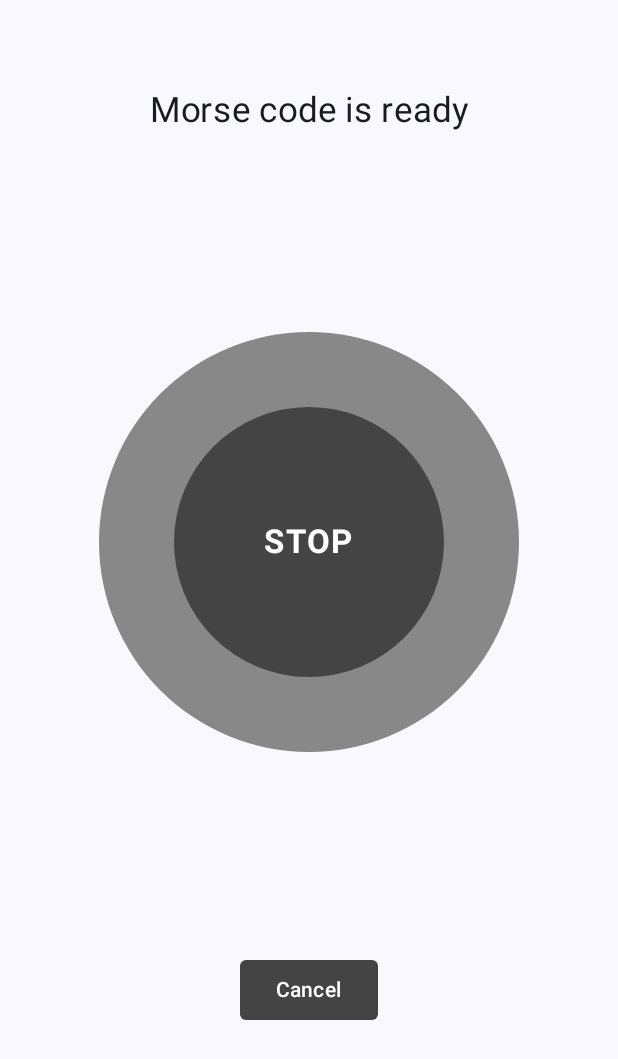
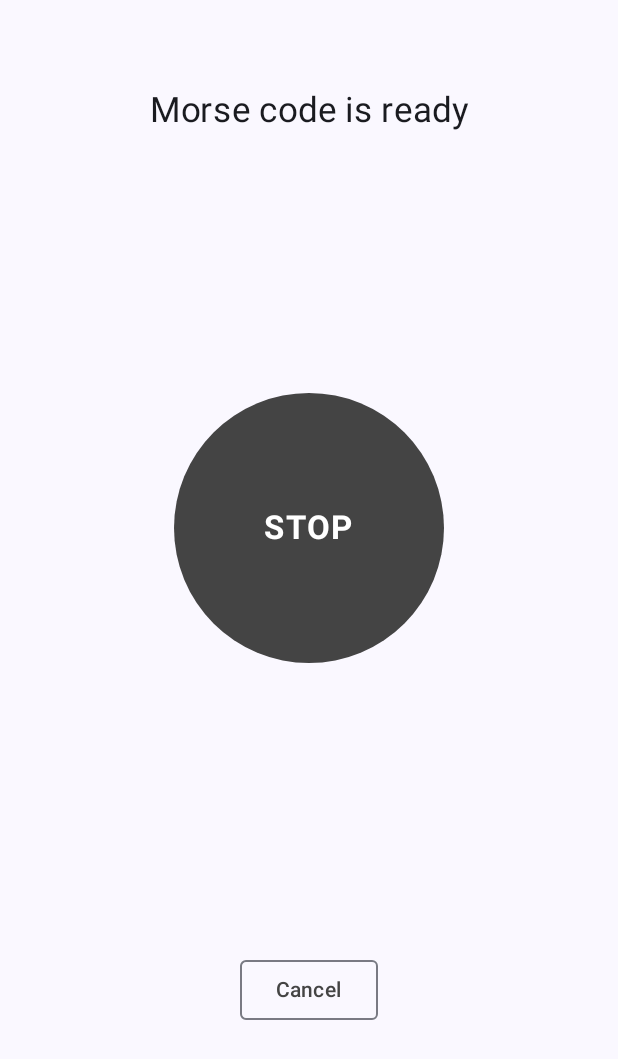
Before and after one commit to Prashant-Sgh/Morse_Link, an Android app built with Jetpack Compose: the composable TransmitScreen shown on its own in the app's theme, on a phone screen of 412 x 824 dp. Shown: the top 1059 px of the screen. Run offline under Robolectric (Android 15) with nearby library versions, the phone set to English and light mode, and no system bars.

Commit message:
UI related work.

```diff
--- /dev/null
+++ b/app/src/main/java/com/example/morse_link/data/repository/Repository.kt
@@ -0,0 +1,4 @@
+package com.example.morse_link.data.repository
+
+class Repository {
+}
--- a/app/src/main/java/com/example/morse_link/presentation/components/MainScreen.kt
+++ b/app/src/main/java/com/example/morse_link/presentation/components/MainScreen.kt
@@ -23,6 +23,8 @@ import androidx.compose.material.icons.automirrored.filled.ArrowForward
 import androidx.compose.material.icons.filled.ArrowForward
 import androidx.compose.material.icons.rounded.Clear
 import androidx.compose.material3.Button
+import androidx.compose.material3.ButtonColors
+import androidx.compose.material3.ButtonDefaults
 import androidx.compose.material3.Icon
 import androidx.compose.material3.IconButton
 import androidx.compose.material3.OutlinedTextField
@@ -47,7 +49,7 @@ import androidx.compose.ui.unit.dp
 import androidx.compose.ui.unit.sp
 import com.example.morse_link.R
 
-//@Preview(showBackground = true, showSystemUi = true)
+@Preview(showBackground = true, showSystemUi = true)
 @Composable
 fun MainScreen(modifier: Modifier = Modifier) {
 
@@ -140,7 +142,12 @@ fun MainScreen(modifier: Modifier = Modifier) {
                 },
                 modifier = Modifier
                     .fillMaxWidth()
-                    .padding(horizontal = 24.dp, vertical = 12.dp)
+                    .padding(
+                        start = 46.dp,
+                        end = 46.dp,
+                        bottom = 50.dp
+                    ),
+                colors = ButtonDefaults.buttonColors(Color.DarkGray)
                 ) {
                 Text("Convert")
             }
--- a/app/src/main/java/com/example/morse_link/presentation/components/ResultScreen.kt
+++ b/app/src/main/java/com/example/morse_link/presentation/components/ResultScreen.kt
@@ -31,14 +31,15 @@ import androidx.compose.ui.platform.LocalClipboardManager
 import androidx.compose.ui.text.AnnotatedString
 import androidx.compose.ui.text.font.FontWeight
 import androidx.compose.ui.text.style.TextAlign
+import androidx.compose.ui.tooling.preview.Preview
 import androidx.compose.ui.unit.dp
 import androidx.compose.ui.unit.sp
 
-//@Preview (showBackground = true, showSystemUi = true)
+//@Preview(showBackground = true)
 @Composable
 private fun ResultScreen(morseCode: String) {
 
-//    val morseCode = "... --- -- . / -- . ... ... .- --. . / --. --- / .... . .-. . --..-- / .. - / -.-. .- -. / -... . / .-.. --- -. --. --..-- / ...- . .-. -.-- / .-.. --- -. --. / --- .-. / ... .... --- .-. - --..-- / .. / -.. --- -. .----. - / -.- -. --- .-- / .. - .----. ... / .- -.-. - ..- .- .-.. / .-.. . -. --. - .... --..-- / -... ..- - / .. / -.-. .- -. / - .-. -.-- / - --- / -.-. --- ...- . .-. / .. - / - --- --- / -... -.-- / -.-. --- ...- . .-. .. -. --. / - .... .- - / .-- .... .. .-.. . / -.. . ... .. --. -. .. -. --. .-.-.- //\n" +
+//    val morseCode = "... --- -- . / -- . ... ... .- --. . / --. --- / .... . .-. . --..-- / .. - / -.-. .- -. / -... . / .-.. --- -. --. --..-- / ...- . .-. -.-- / .-.. --- -. --. / --- .-. / ... .... --- .-. - --..-- / .. / -.. --- -. .----. - / -.- -. --- .-- / .. - .----. ... / .- -.-. - ..- .- .-.. / .-.. . -. --. - .... --..-- / -... ..- - / .. / -.-. .- -. / - .-. -.-- / - --- / -.-. --- ...- . .-. / .. - / - --- --- / -... -.-- / -.-. --- ...- . .-. .. -. --. / - .... .- - / .-- .... .. .-.. . / -.. . ... .. --. -. .. -. --. .-.-.- //\n"
 
     val scrollState =  rememberScrollState()
     val clipBoardManager = LocalClipboardManager.current
--- a/app/src/main/java/com/example/morse_link/presentation/components/TransmitScreen.kt
+++ b/app/src/main/java/com/example/morse_link/presentation/components/TransmitScreen.kt
@@ -1,6 +1,7 @@
 package com.example.morse_link.presentation.components
 
 import androidx.compose.foundation.background
+import androidx.compose.foundation.clickable
 import androidx.compose.foundation.layout.Box
 import androidx.compose.foundation.layout.Column
 import androidx.compose.foundation.layout.Spacer
@@ -11,8 +12,13 @@ import androidx.compose.foundation.layout.size
 import androidx.compose.foundation.shape.RoundedCornerShape
 import androidx.compose.material3.Button
 import androidx.compose.material3.ButtonDefaults
+import androidx.compose.material3.OutlinedButton
 import androidx.compose.material3.Text
 import androidx.compose.runtime.Composable
+import androidx.compose.runtime.getValue
+import androidx.compose.runtime.mutableStateOf
+import androidx.compose.runtime.remember
+import androidx.compose.runtime.setValue
 import androidx.compose.ui.Alignment
 import androidx.compose.ui.Modifier
 import androidx.compose.ui.graphics.Color
@@ -21,9 +27,12 @@ import androidx.compose.ui.tooling.preview.Preview
 import androidx.compose.ui.unit.dp
 import androidx.compose.ui.unit.sp
 
-@Preview (showBackground = true, showSystemUi = true)
+//@Preview (showBackground = true)
 @Composable
 private fun TransmitScreen () {
+
+    var isTransmitting by remember { mutableStateOf(true) }
+
     Box(modifier = Modifier.fillMaxSize(),
         contentAlignment = Alignment.Center
     ) {
@@ -43,31 +52,62 @@ private fun TransmitScreen () {
 
             Spacer(Modifier.weight(0.35f))
 
+//            Box(
+//                modifier = Modifier
+//                    .background(color = Color.Gray,
+//                        shape = RoundedCornerShape(200.dp)
+//                    )
+//                    .size(280.dp),
+//                contentAlignment = Alignment.Center
+//            ) {
+//                Box(
+//                    modifier = Modifier
+//                        .background(color = Color.DarkGray, shape = RoundedCornerShape(100.dp))
+//                        .size(180.dp),
+//                    contentAlignment = Alignment.Center
+//                ) {
+//                    Text("STOP", fontSize = 22.sp, fontWeight = FontWeight.Bold, color = Color.White, letterSpacing = 1.sp)
+//                }
+//            }
+
             Box(
                 modifier = Modifier
-                    .background(color = Color.Gray, shape = RoundedCornerShape(200.dp))
-                    .size(280.dp),
+                    .background(
+                        color = Color.DarkGray,
+                        shape = RoundedCornerShape(
+                            size = 100.dp
+                        )
+                    )
+                    .size(180.dp)
+                    .clickable(
+                        enabled = true,
+                        onClick = {
+                            isTransmitting = !isTransmitting
+                        }
+                    ),
                 contentAlignment = Alignment.Center
             ) {
-                Box(
-                    modifier = Modifier
-                        .background(color = Color.DarkGray, shape = RoundedCornerShape(100.dp))
-                        .size(180.dp),
-                    contentAlignment = Alignment.Center
-                ) {
-                    Text("STOP", fontSize = 22.sp, fontWeight = FontWeight.Bold, color = Color.White, letterSpacing = 1.sp)
-                }
+                Text(
+                    text = if (isTransmitting) "STOP" else "Resume",
+                    fontSize = 22.sp,
+                    fontWeight = FontWeight.Bold,
+                    color = Color.White,
+                    letterSpacing = 1.sp
+                )
             }
 
             Spacer(Modifier.weight(0.5f))
 
-            Button(
+            OutlinedButton(
                 onClick = {},
                 shape = RoundedCornerShape(4.dp),
-                colors = ButtonDefaults.buttonColors(Color.DarkGray),
+//                colors = ButtonDefaults.buttonColors(Color.DarkGray),
                 modifier = Modifier.padding(bottom = 140.dp)
                 ) {
-                Text("Cancel")
+                Text(
+                    "Cancel",
+                    color = Color.DarkGray
+                )
             }
         }
     }
```
